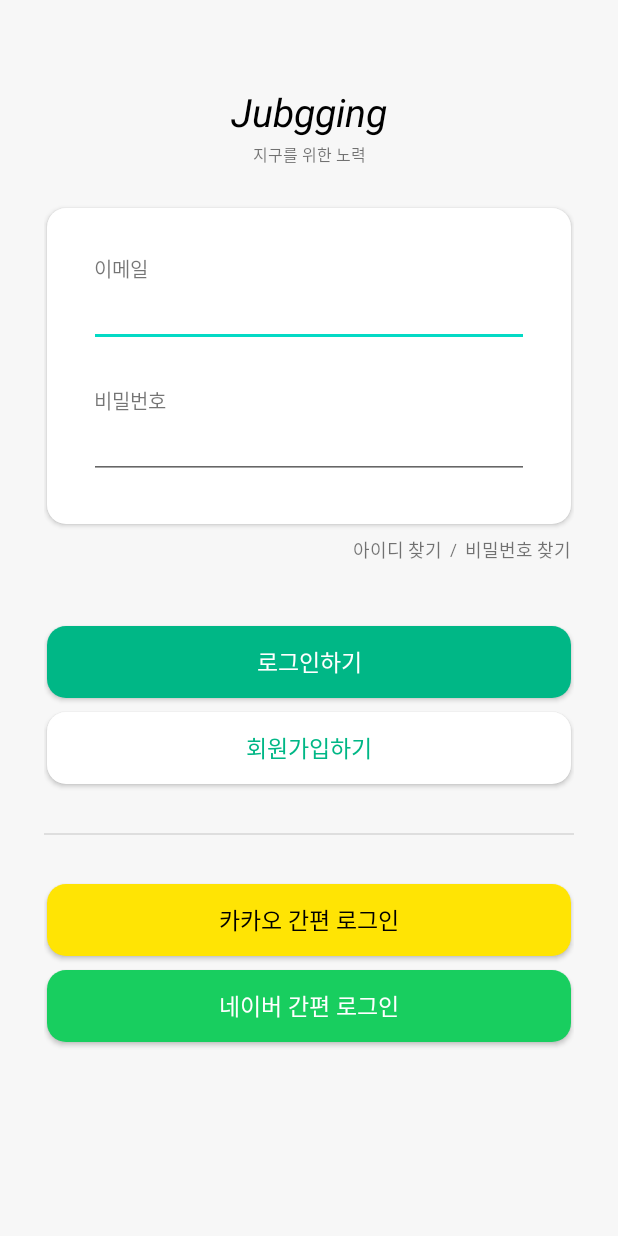
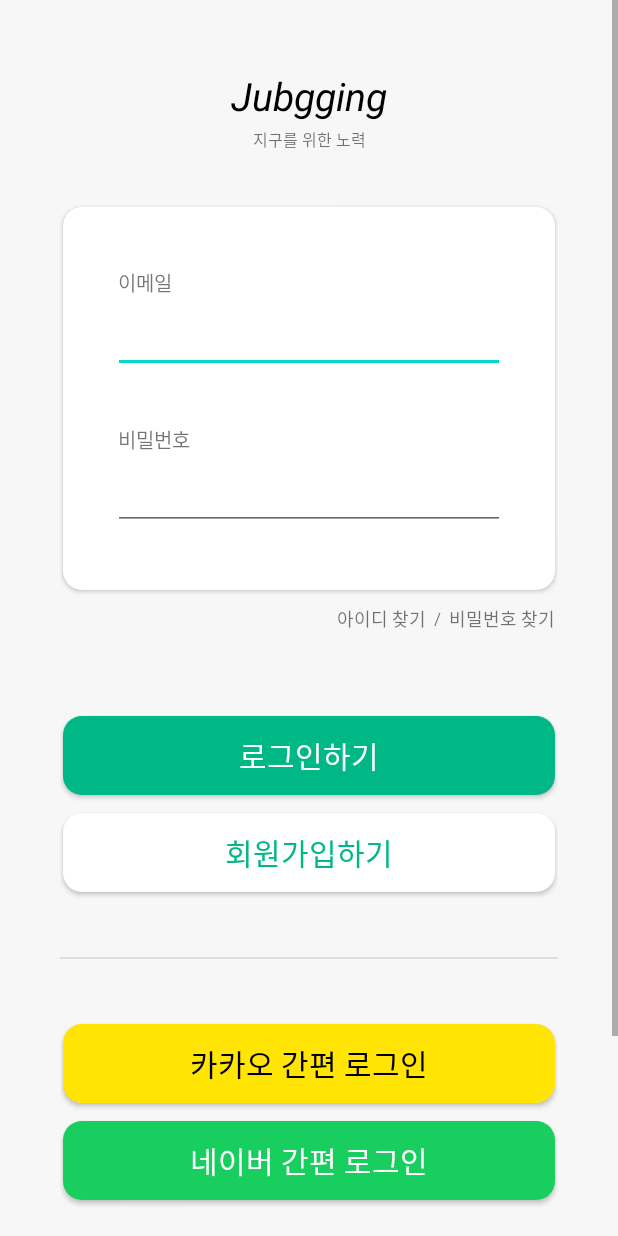
Before and after one commit to To-be-young/Jubgging_AOS, an Android app: the layout activity_login.xml on its own in the app's theme, with its tools: preview values and no code run, on a phone screen of 412 x 824 dp. Run offline under Robolectric (Android 15) with nearby library versions, the phone set to English and light mode, and no system bars.

Commit message:
로그인 UI 수정

```diff
--- a/Jubgging/app/src/main/AndroidManifest.xml
+++ b/Jubgging/app/src/main/AndroidManifest.xml
@@ -10,7 +10,7 @@
         android:supportsRtl="true"
         android:theme="@style/Theme.Jubgging">
         <activity
-            android:name=".LoginActivity"
+            android:name=".RegisterActivity1"
             android:exported="true">
             <intent-filter>
                 <action android:name="android.intent.action.MAIN" />
@@ -19,8 +19,14 @@
             </intent-filter>
         </activity>
         <activity
+            android:name=".LoginActivity"
+            android:exported="true">
+
+        </activity>
+        <activity
             android:name=".MainActivity"
             android:exported="true">
+
         </activity>
     </application>
 
--- a/Jubgging/app/src/main/res/layout/activity_login.xml
+++ b/Jubgging/app/src/main/res/layout/activity_login.xml
@@ -19,14 +19,14 @@
     <androidx.constraintlayout.widget.ConstraintLayout
         android:layout_width="match_parent"
         android:layout_height="0dp"
-        android:paddingHorizontal="29.1dp">
+        android:paddingHorizontal="40.2dp">
 
 
         <TextView
             android:id="@+id/login_title_tv"
             android:layout_width="wrap_content"
             android:layout_height="wrap_content"
-            android:layout_marginTop="27.5dp"
+            android:layout_marginTop="46dp"
             android:text="@string/login_title"
             android:textColor="#000000"
             android:textSize="26sp"
@@ -39,7 +39,7 @@
             android:id="@+id/login_sub_title_tv"
             android:layout_width="wrap_content"
             android:layout_height="wrap_content"
-            android:layout_marginTop="2.5dp"
+            android:layout_marginTop="3.3dp"
             android:fontFamily="@font/nanumgothic_regular"
             android:text="@string/login_subtitle"
             android:textAlignment="center"
@@ -53,11 +53,11 @@
             android:layout_width="match_parent"
             android:layout_height="wrap_content"
             android:layout_marginHorizontal="2dp"
-            android:layout_marginTop="27.5dp"
+            android:layout_marginTop="36.7dp"
             android:background="@drawable/login_background_drawable"
             android:elevation="2dp"
-            android:paddingHorizontal="27.9dp"
-            android:paddingVertical="30dp"
+            android:paddingHorizontal="33.1dp"
+            android:paddingVertical="40dp"
             app:layout_constraintEnd_toEndOf="parent"
             app:layout_constraintHorizontal_bias="0.0"
             app:layout_constraintStart_toStartOf="parent"
@@ -67,7 +67,7 @@
                 android:id="@+id/login_user_pwd_et"
                 android:layout_width="match_parent"
                 android:layout_height="wrap_content"
-                android:layout_marginTop="2dp"
+                android:layout_marginTop="10dp"
                 android:hint=""
                 android:textSize="13.8sp"
                 app:layout_constraintBottom_toBottomOf="parent"
@@ -91,7 +91,7 @@
                 android:id="@+id/login_user_email_et"
                 android:layout_width="match_parent"
                 android:layout_height="wrap_content"
-                android:layout_marginTop="2dp"
+                android:layout_marginTop="10dp"
                 android:hint=""
                 android:textSize="14sp"
                 app:layout_constraintBottom_toTopOf="@+id/login_user_pwd_tv"
@@ -102,7 +102,7 @@
                 android:id="@+id/login_user_pwd_tv"
                 android:layout_width="wrap_content"
                 android:layout_height="wrap_content"
-                android:layout_marginTop="25.6dp"
+                android:layout_marginTop="34.1dp"
                 android:layout_marginStart="3dp"
                 android:fontFamily="@font/nanumgothic_regular"
                 android:text="@string/login_password_txt"
@@ -118,7 +118,7 @@
             android:id="@+id/login_find_acc_cl"
             android:layout_width="wrap_content"
             android:layout_height="wrap_content"
-            android:layout_marginTop="7.8dp"
+            android:layout_marginTop="10.3dp"
             app:layout_constraintEnd_toEndOf="@+id/login_user_input_cl"
             app:layout_constraintTop_toBottomOf="@id/login_user_input_cl">
 
@@ -167,7 +167,7 @@
             android:id="@+id/login_fin_btn"
             android:layout_width="match_parent"
             android:layout_height="wrap_content"
-            android:layout_marginTop="41.8dp"
+            android:layout_marginTop="55.7dp"
             android:background="@drawable/login_btn_background_drawable"
             android:layout_marginHorizontal="2dp"
             android:fontFamily="@font/nanumgothic_bold"
@@ -175,7 +175,7 @@
 
             android:text="@string/login_loginbtn"
             android:textColor="@color/white"
-            android:textSize="15sp"
+            android:textSize="20sp"
 
             app:layout_constraintEnd_toEndOf="parent"
             app:layout_constraintStart_toStartOf="parent"
@@ -185,14 +185,14 @@
             android:id="@+id/login_sign_up_btn"
             android:layout_width="match_parent"
             android:layout_height="wrap_content"
-            android:layout_marginTop="9dp"
+            android:layout_marginTop="12dp"
             android:background="@drawable/login_background_drawable"
             android:elevation="2dp"
             android:fontFamily="@font/nanumgothic_bold"
             android:paddingVertical="11dp"
             android:text="@string/login_registerbtn"
             android:textColor="@color/green_blue"
-            android:textSize="15sp"
+            android:textSize="20sp"
             android:layout_marginHorizontal="2dp"
             app:layout_constraintEnd_toEndOf="parent"
             app:layout_constraintStart_toStartOf="parent"
@@ -202,7 +202,7 @@
             android:id="@+id/login_border_v"
             android:layout_width="match_parent"
             android:layout_height="1dp"
-            android:layout_marginTop="32.5dp"
+            android:layout_marginTop="43.3dp"
             android:background="#1A000000"
             app:layout_constraintEnd_toEndOf="parent"
             app:layout_constraintStart_toStartOf="parent"
@@ -212,14 +212,14 @@
             android:id="@+id/login_kakao_btn"
             android:layout_width="match_parent"
             android:layout_height="wrap_content"
-            android:layout_marginTop="32.5dp"
+            android:layout_marginTop="43.3dp"
             android:background="@drawable/login_kakao_btn_background_drawable"
             android:elevation="2dp"
             android:fontFamily="@font/nanumgothic_bold"
             android:paddingVertical="11dp"
             android:text="@string/login_kakao_login"
             android:textColor="#000000"
-            android:textSize="15sp"
+            android:textSize="20sp"
             android:layout_marginHorizontal="2dp"
             app:layout_constraintEnd_toEndOf="parent"
             app:layout_constraintStart_toStartOf="parent"
@@ -230,19 +230,21 @@
             android:layout_width="match_parent"
             android:layout_height="wrap_content"
             android:layout_marginHorizontal="2dp"
-            android:layout_marginTop="9dp"
+            android:layout_marginTop="12dp"
+            android:layout_marginBottom="183dp"
             android:background="@drawable/login_naver_btn_background_drawable"
             android:elevation="2dp"
             android:fontFamily="@font/nanumgothic_bold"
             android:paddingVertical="11dp"
             android:text="@string/login_naver_login"
-            android:layout_marginBottom="100dp"
             android:textColor="#ffffff"
-            android:textSize="15sp"
+            android:textSize="20sp"
             app:layout_constraintBottom_toBottomOf="parent"
             app:layout_constraintEnd_toEndOf="parent"
+            app:layout_constraintHorizontal_bias="0.494"
             app:layout_constraintStart_toStartOf="parent"
-            app:layout_constraintTop_toBottomOf="@+id/login_kakao_btn" />
+            app:layout_constraintTop_toBottomOf="@+id/login_kakao_btn"
+            app:layout_constraintVertical_bias="1.0" />
 
     </androidx.constraintlayout.widget.ConstraintLayout>
     </ScrollView>
--- a/Jubgging/app/src/main/res/values/strings.xml
+++ b/Jubgging/app/src/main/res/values/strings.xml
@@ -10,4 +10,7 @@
     <string name="login_registerbtn">회원가입하기</string>
     <string name="login_kakao_login">카카오 간편 로그인</string>
     <string name="login_naver_login">네이버 간편 로그인</string>
+    <string name="register1_confirm_password_tx">비밀번호 확인</string>
+    <string name="register_next1_btn">다음 단계로 이동하기 (1/3)</string>
+    <string name="register_next2_btn">다음 단계로 이동하기 (2/3)</string>
 </resources>
```
